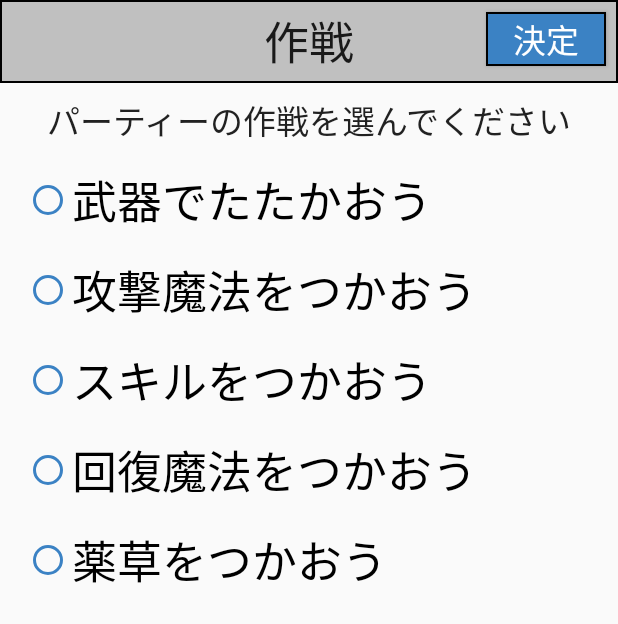
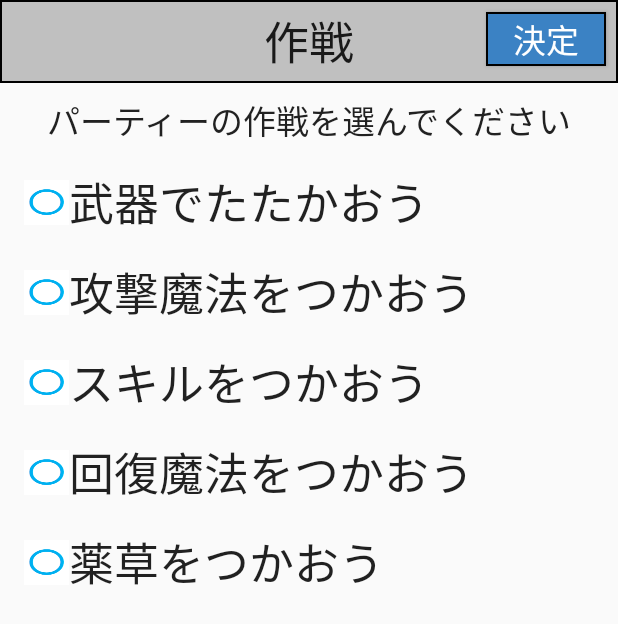
Before and after one commit to fs200714-imacocokoga-ayabe/app.name.buttler, an Android app: the StrategyChangeActivity screen opened directly, with no data from a screen before it, on a phone screen of 412 x 824 dp. Shown: the top 624 px of the screen. Run offline under Robolectric (Android 15) with nearby library versions, the light colour scheme and no system bars.

Commit message:
[2021/02/02]@1.75h 作戦変更画面に自作ラジオボタンの実装#37

```diff
--- a/app/src/main/java/com/e/app_namebattler/BattleMainActivity.kt
+++ b/app/src/main/java/com/e/app_namebattler/BattleMainActivity.kt
@@ -135,7 +135,7 @@ class BattleMainActivity : AppCompatActivity(), View.OnClickListener, BattleLogL
                     startActivity(intent)
 
                 }else{
-
+println("ストラテジーナンバー$strategyNumber")
                     gm.battle(strategyNumber)
 
                 }
@@ -175,7 +175,7 @@ class BattleMainActivity : AppCompatActivity(), View.OnClickListener, BattleLogL
                 "スキルをつかおう" -> {
                     strategyNumber = 2
                 }
-                "回復魔法をつか" -> {
+                "回復魔法をつかおう" -> {
                     strategyNumber = 3
                 }
                 "薬草をつかおう" -> {
--- a/app/src/main/java/com/e/app_namebattler/PartyOrganizationActivity.kt
+++ b/app/src/main/java/com/e/app_namebattler/PartyOrganizationActivity.kt
@@ -11,7 +11,6 @@ import android.widget.TextView
 import android.widget.Toast
 import androidx.appcompat.app.AppCompatActivity
 import kotlinx.android.synthetic.main.activity_party_orgnization.*
-import kotlinx.android.synthetic.main.activity_strategy_change.*
 import kotlinx.android.synthetic.main.data_party_organization_character_status.view.*
 
 
--- a/app/src/main/java/com/e/app_namebattler/Player.kt
+++ b/app/src/main/java/com/e/app_namebattler/Player.kt
@@ -314,7 +314,7 @@ open class Player{
      */
     open fun eatGrass() {
 
-        bsb.append("${getName()}は革袋の中にあった草を食べた！\n")
+        bsb.append("${getName()}は革袋の中にあった薬草を食べた！\n")
         when ((1..3).random()) {
             0 -> {
                 bsb.append("${getName()}は体力が${herbRecoveryValue}回復した！\n")
--- a/app/src/main/java/com/e/app_namebattler/StrategyChangeActivity.kt
+++ b/app/src/main/java/com/e/app_namebattler/StrategyChangeActivity.kt
@@ -1,10 +1,8 @@
 package com.e.app_namebattler
 
 import android.app.Activity
-import android.app.Application
 import android.content.Intent
 import android.os.Bundle
-import android.widget.RadioButton
 import android.widget.RadioGroup
 import androidx.appcompat.app.AppCompatActivity
 import kotlinx.android.synthetic.main.activity_strategy_change.*
@@ -20,13 +18,28 @@ class StrategyChangeActivity : AppCompatActivity() {
 
             setResult(Activity.RESULT_CANCELED)
 
-            val radioGroupStrategy: RadioGroup = findViewById(R.id.radiogrupe_strategy_id)
+            val radioGroupStrategy: RadioGroup = findViewById(R.id.radio_grupe_strategy_id)
 
             val radioId = radioGroupStrategy.checkedRadioButtonId
 
-            val strategyValues: RadioButton = radioGroupStrategy.findViewById(radioId)
+            var strategyName = ""
 
-            val strategyName:String = strategyValues.text.toString()
+         when(radioId){
+
+                R.id.radiobutton_strategy01 -> strategyName = "武器でたたかおう"
+
+                R.id.radiobutton_strategy02 -> strategyName = "攻撃魔法をつかおう"
+
+                R.id.radiobutton_strategy03 -> strategyName = "スキルをつかおう"
+
+                R.id.radiobutton_strategy04 -> strategyName = "回復魔法をつかおう"
+
+                R.id.radiobutton_strategy05 -> strategyName = "薬草をつかおう"
+            }
+
+         //   val strategyValues: RadioButton = radioGroupStrategy.findViewById(radioId)
+
+        //    val strategyName:String = strategyValues.text.toString()
 
             val result = Intent()
 
--- a/app/src/main/res/layout/activity_strategy_change.xml
+++ b/app/src/main/res/layout/activity_strategy_change.xml
@@ -47,58 +47,150 @@
         app:layout_constraintStart_toStartOf="parent"
         app:layout_constraintTop_toBottomOf="@+id/text_strategy_id" />
 
-    <RadioGroup
-        android:id="@+id/radiogrupe_strategy_id"
+    <LinearLayout
         android:layout_width="380dp"
         android:layout_height="480dp"
+        android:layout_marginStart="16dp"
+        android:layout_marginTop="1dp"
+        android:layout_marginEnd="16dp"
+        android:orientation="horizontal"
         app:layout_constraintEnd_toEndOf="parent"
         app:layout_constraintStart_toStartOf="parent"
         app:layout_constraintTop_toBottomOf="@+id/text_strategy_choice_id">
 
+        <RadioGroup
+            android:id="@+id/radio_grupe_strategy_id"
+            android:layout_width="30dp"
+            android:layout_height="300dp" >
+
+            <TextView
+                android:id="@+id/padding_gap_text01_id"
+                android:layout_width="30dp"
+                android:layout_height="15dp" />
+
             <RadioButton
                 android:id="@+id/radiobutton_strategy01"
+                style="@style/MyRadioButton"
+                android:layout_width="30dp"
+                android:layout_height="30dp"
+                android:background="@drawable/selector_radio_button_custom"/>
+
+            <TextView
+                android:id="@+id/padding_gap_text02_id"
+                android:layout_width="30dp"
+                android:layout_height="30dp" />
+
+            <RadioButton
+                android:id="@+id/radiobutton_strategy02"
+                style="@style/MyRadioButton"
+                android:layout_width="match_parent"
+                android:layout_height="30dp"
+                android:background="@drawable/selector_radio_button_custom"/>
+
+            <TextView
+                android:id="@+id/padding_gap_text03_id"
+                android:layout_width="30dp"
+                android:layout_height="30dp" />
+
+            <RadioButton
+                android:id="@+id/radiobutton_strategy03"
+                style="@style/MyRadioButton"
+                android:layout_width="match_parent"
+                android:layout_height="30dp"
+                android:background="@drawable/selector_radio_button_custom"/>
+
+            <TextView
+                android:id="@+id/padding_gap_text04_id"
+                android:layout_width="30dp"
+                android:layout_height="30dp" />
+
+            <RadioButton
+                android:id="@+id/radiobutton_strategy04"
+                style="@style/MyRadioButton"
+                android:layout_width="match_parent"
+                android:layout_height="30dp"
+                android:background="@drawable/selector_radio_button_custom"/>
+
+            <TextView
+                android:id="@+id/padding_gap_text05_id"
+                android:layout_width="30dp"
+                android:layout_height="30dp" />
+
+            <RadioButton
+                android:id="@+id/radiobutton_strategy05"
+                style="@style/MyRadioButton"
+                android:layout_width="match_parent"
+                android:layout_height="30dp"
+                android:background="@drawable/selector_radio_button_custom"/>
+
+            <TextView
+                android:id="@+id/padding_gap_text06_id"
+                android:layout_width="30dp"
+                android:layout_height="15dp" />
+
+        </RadioGroup>
+
+        <LinearLayout
+            android:layout_width="350dp"
+            android:layout_height="match_parent"
+            android:orientation="vertical">
+
+            <TextView
+                android:id="@+id/textView5"
                 android:layout_width="match_parent"
                 android:layout_height="60dp"
+                android:gravity="left|center"
                 android:text="@string/radiobutton_strategy01_text"
                 android:textAppearance="@style/TextAppearance.AppCompat.Large"
                 android:textSize="30sp"
-            android:buttonTint="@color/colorBlue"/>
+                android:buttonTint="@color/colorBlue"
+                tools:ignore="RtlHardcoded" />
 
-        <RadioButton
-            android:id="@+id/radiobutton_strategy02"
+            <TextView
+                android:id="@+id/textView6"
                 android:layout_width="match_parent"
                 android:layout_height="60dp"
+                android:gravity="left|center"
                 android:text="@string/radiobutton_strategy02_text"
                 android:textAppearance="@style/TextAppearance.AppCompat.Large"
                 android:textSize="30sp"
-            android:buttonTint="@color/colorBlue"/>
+                android:buttonTint="@color/colorBlue"
+                tools:ignore="RtlHardcoded" />
 
-        <RadioButton
-            android:id="@+id/radiobutton_strategy03"
+            <TextView
+                android:id="@+id/textView8"
                 android:layout_width="match_parent"
                 android:layout_height="60dp"
+                android:gravity="left|center"
                 android:text="@string/radiobutton_strategy03_text"
                 android:textAppearance="@style/TextAppearance.AppCompat.Large"
                 android:textSize="30sp"
-            android:buttonTint="@color/colorBlue"/>
+                android:buttonTint="@color/colorBlue"
+                tools:ignore="RtlHardcoded" />
 
-        <RadioButton
-            android:id="@+id/radiobutton_strategy04"
+            <TextView
+                android:id="@+id/textView9"
                 android:layout_width="match_parent"
                 android:layout_height="60dp"
+                android:gravity="left|center"
                 android:text="@string/radiobutton_strategy04_text"
                 android:textAppearance="@style/TextAppearance.AppCompat.Large"
                 android:textSize="30sp"
-            android:buttonTint="@color/colorBlue"/>
+                android:buttonTint="@color/colorBlue"
+                tools:ignore="RtlHardcoded" />
 
-        <RadioButton
-            android:id="@+id/radiobutton_strategy05"
+            <TextView
+                android:id="@+id/textView10"
                 android:layout_width="match_parent"
                 android:layout_height="60dp"
+                android:gravity="left|center"
                 android:text="@string/radiobutton_strategy05_text"
                 android:textAppearance="@style/TextAppearance.AppCompat.Large"
                 android:textSize="30sp"
-            android:buttonTint="@color/colorBlue"/>
-    </RadioGroup>
+                android:buttonTint="@color/colorBlue"
+                tools:ignore="RtlHardcoded" />
+
+        </LinearLayout>
+    </LinearLayout>
 
 </androidx.constraintlayout.widget.ConstraintLayout>
```
Lines whose indentation alone changed are shown as unchanged.
